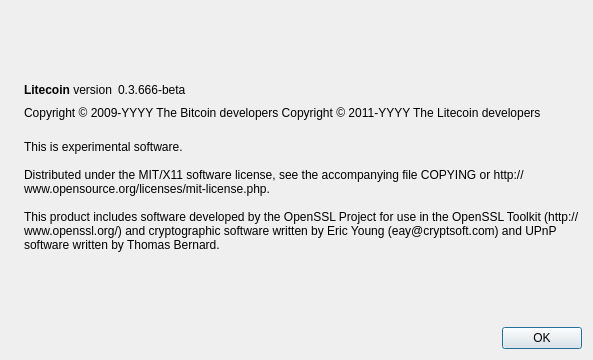
This is src/qt/forms/aboutdialog.ui in David-Brown1234/powcoin as Qt 5 draws it before an edit. The edited form follows.
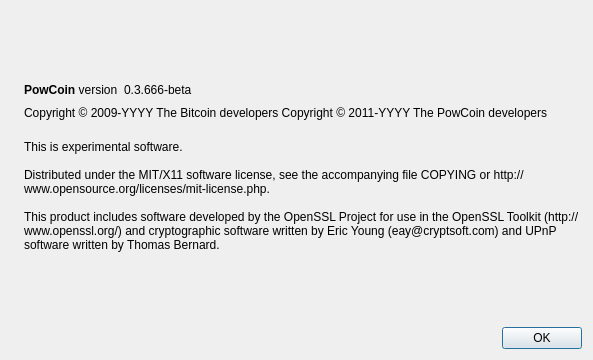
This is the edited form. Icons and pictures are not drawn.

Diff of the .ui file:
```diff
--- a/src/qt/forms/aboutdialog.ui
+++ b/src/qt/forms/aboutdialog.ui
@@ -50,7 +50,7 @@
           <cursorShape>IBeamCursor</cursorShape>
          </property>
          <property name="text">
-          <string>&lt;b&gt;Litecoin&lt;/b&gt; version</string>
+          <string>&lt;b&gt;PowCoin&lt;/b&gt; version</string>
          </property>
          <property name="textInteractionFlags">
           <set>Qt::LinksAccessibleByMouse|Qt::TextSelectableByKeyboard|Qt::TextSelectableByMouse</set>
@@ -92,7 +92,7 @@
        </property>
        <property name="text">
         <string notr="true">Copyright &amp;copy; 2009-YYYY The Bitcoin developers
-Copyright &amp;copy; 2011-YYYY The Litecoin developers</string>
+Copyright &amp;copy; 2011-YYYY The PowCoin developers</string>
        </property>
        <property name="textFormat">
         <enum>Qt::RichText</enum>
```
Left out of the diff: 2 changed lines with no effect on the pictures.
